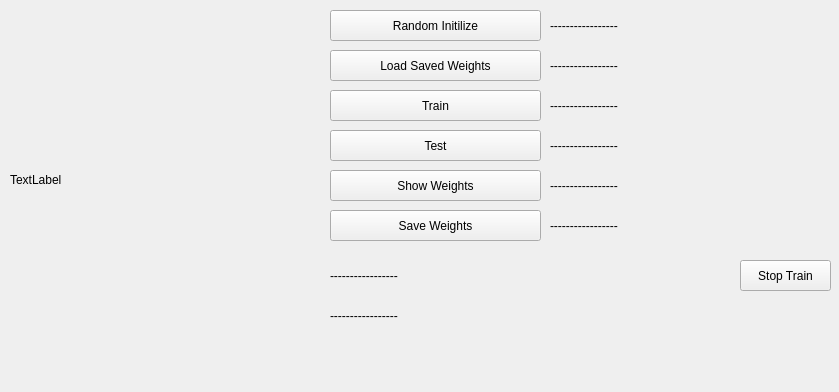
First picture: the form in mainwindow.ui, repository ahmetcihan/hand_recognition, before the edit.
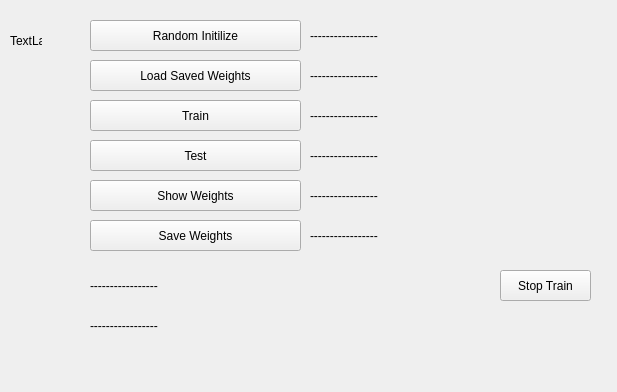
Second picture: the form after the edit.

Patch:
```diff
--- a/mainwindow.ui
+++ b/mainwindow.ui
@@ -6,7 +6,7 @@
    <rect>
     <x>0</x>
     <y>0</y>
-    <width>839</width>
+    <width>617</width>
     <height>392</height>
    </rect>
   </property>
@@ -19,8 +19,8 @@
      <rect>
       <x>10</x>
       <y>20</y>
-      <width>240</width>
-      <height>320</height>
+      <width>32</width>
+      <height>42</height>
      </rect>
     </property>
     <property name="text">
@@ -30,8 +30,8 @@
    <widget class="QPushButton" name="pushButton_76800_1024_1024_6_train">
     <property name="geometry">
      <rect>
-      <x>330</x>
-      <y>90</y>
+      <x>90</x>
+      <y>100</y>
       <width>211</width>
       <height>31</height>
      </rect>
@@ -43,8 +43,8 @@
    <widget class="QPushButton" name="pushButton_76800_1024_1024_6_random_initilize">
     <property name="geometry">
      <rect>
-      <x>330</x>
-      <y>10</y>
+      <x>90</x>
+      <y>20</y>
       <width>211</width>
       <height>31</height>
      </rect>
@@ -56,8 +56,8 @@
    <widget class="QPushButton" name="pushButton_76800_1024_1024_6_load_saved_weights">
     <property name="geometry">
      <rect>
-      <x>330</x>
-      <y>50</y>
+      <x>90</x>
+      <y>60</y>
       <width>211</width>
       <height>31</height>
      </rect>
@@ -69,8 +69,8 @@
    <widget class="QLabel" name="label_76800_1024_1024_6_train">
     <property name="geometry">
      <rect>
-      <x>550</x>
-      <y>90</y>
+      <x>310</x>
+      <y>100</y>
       <width>200</width>
       <height>31</height>
      </rect>
@@ -82,8 +82,8 @@
    <widget class="QPushButton" name="pushButton_76800_1024_1024_6_stop_train">
     <property name="geometry">
      <rect>
-      <x>740</x>
-      <y>260</y>
+      <x>500</x>
+      <y>270</y>
       <width>91</width>
       <height>31</height>
      </rect>
@@ -95,8 +95,8 @@
    <widget class="QLabel" name="label_76800_1024_1024_6_test">
     <property name="geometry">
      <rect>
-      <x>550</x>
-      <y>130</y>
+      <x>310</x>
+      <y>140</y>
       <width>200</width>
       <height>31</height>
      </rect>
@@ -108,8 +108,8 @@
    <widget class="QLabel" name="label_76800_1024_1024_6_train_status_2">
     <property name="geometry">
      <rect>
-      <x>330</x>
-      <y>300</y>
+      <x>90</x>
+      <y>310</y>
       <width>401</width>
       <height>31</height>
      </rect>
@@ -121,8 +121,8 @@
    <widget class="QPushButton" name="pushButton_76800_1024_1024_6_show_weights">
     <property name="geometry">
      <rect>
-      <x>330</x>
-      <y>170</y>
+      <x>90</x>
+      <y>180</y>
       <width>211</width>
       <height>31</height>
      </rect>
@@ -134,8 +134,8 @@
    <widget class="QLabel" name="label_76800_1024_1024_6_show_weights">
     <property name="geometry">
      <rect>
-      <x>550</x>
-      <y>170</y>
+      <x>310</x>
+      <y>180</y>
       <width>200</width>
       <height>31</height>
      </rect>
@@ -147,8 +147,8 @@
    <widget class="QLabel" name="label_76800_1024_1024_6_save_weights">
     <property name="geometry">
      <rect>
-      <x>550</x>
-      <y>210</y>
+      <x>310</x>
+      <y>220</y>
       <width>200</width>
       <height>31</height>
      </rect>
@@ -160,8 +160,8 @@
    <widget class="QLabel" name="label_76800_1024_1024_6_load_saved_weights">
     <property name="geometry">
      <rect>
-      <x>550</x>
-      <y>50</y>
+      <x>310</x>
+      <y>60</y>
       <width>200</width>
       <height>31</height>
      </rect>
@@ -173,8 +173,8 @@
    <widget class="QLabel" name="label_76800_1024_1024_6_train_status">
     <property name="geometry">
      <rect>
-      <x>330</x>
-      <y>260</y>
+      <x>90</x>
+      <y>270</y>
       <width>401</width>
       <height>31</height>
      </rect>
@@ -186,8 +186,8 @@
    <widget class="QPushButton" name="pushButton_76800_1024_1024_6_save_weights">
     <property name="geometry">
      <rect>
-      <x>330</x>
-      <y>210</y>
+      <x>90</x>
+      <y>220</y>
       <width>211</width>
       <height>31</height>
      </rect>
@@ -199,8 +199,8 @@
    <widget class="QPushButton" name="pushButton_76800_1024_1024_6_test">
     <property name="geometry">
      <rect>
-      <x>330</x>
-      <y>130</y>
+      <x>90</x>
+      <y>140</y>
       <width>211</width>
       <height>31</height>
      </rect>
@@ -212,8 +212,8 @@
    <widget class="QLabel" name="label_76800_1024_1024_6_random_initilize">
     <property name="geometry">
      <rect>
-      <x>550</x>
-      <y>10</y>
+      <x>310</x>
+      <y>20</y>
       <width>200</width>
       <height>31</height>
      </rect>
```
Left out of the diff: 2 changed lines with no effect on the pictures.
